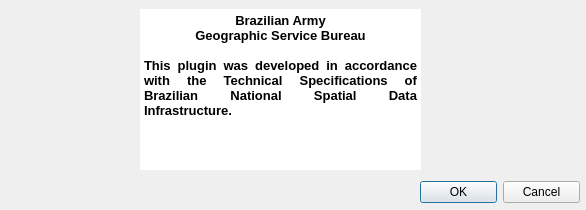
Old version of the form ui_about.ui in the repository dsgoficial/DsgTools.
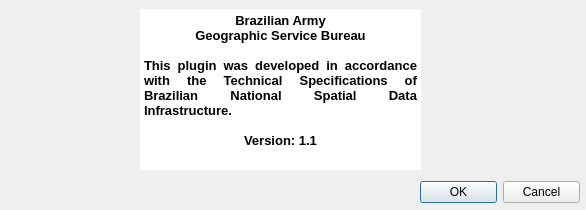
New version of the form. Icons and pictures are not drawn.

Commit message: Version plugin info

What changed in the file:
```diff
--- a/ui_about.ui
+++ b/ui_about.ui
@@ -89,11 +89,13 @@
     <string>&lt;!DOCTYPE HTML PUBLIC &quot;-//W3C//DTD HTML 4.0//EN&quot; &quot;http://www.w3.org/TR/REC-html40/strict.dtd&quot;&gt;
 &lt;html&gt;&lt;head&gt;&lt;meta name=&quot;qrichtext&quot; content=&quot;1&quot; /&gt;&lt;style type=&quot;text/css&quot;&gt;
 p, li { white-space: pre-wrap; }
-&lt;/style&gt;&lt;/head&gt;&lt;body style=&quot; font-family:'Ubuntu'; font-size:11pt; font-weight:400; font-style:normal;&quot;&gt;
-&lt;p align=&quot;center&quot; style=&quot; margin-top:0px; margin-bottom:0px; margin-left:0px; margin-right:0px; -qt-block-indent:0; text-indent:0px;&quot;&gt;&lt;span style=&quot; font-family:'MS Shell Dlg 2'; font-size:10pt; font-weight:600;&quot;&gt;Brazilian Army&lt;/span&gt;&lt;/p&gt;
-&lt;p align=&quot;center&quot; style=&quot; margin-top:0px; margin-bottom:0px; margin-left:0px; margin-right:0px; -qt-block-indent:0; text-indent:0px;&quot;&gt;&lt;span style=&quot; font-family:'MS Shell Dlg 2'; font-size:10pt; font-weight:600;&quot;&gt;Geographic Service Bureau&lt;/span&gt;&lt;/p&gt;
-&lt;p align=&quot;center&quot; style=&quot;-qt-paragraph-type:empty; margin-top:0px; margin-bottom:0px; margin-left:0px; margin-right:0px; -qt-block-indent:0; text-indent:0px; font-family:'MS Shell Dlg 2'; font-size:10pt; font-weight:600;&quot;&gt;&lt;br /&gt;&lt;/p&gt;
-&lt;p align=&quot;justify&quot; style=&quot; margin-top:0px; margin-bottom:0px; margin-left:0px; margin-right:0px; -qt-block-indent:0; text-indent:0px;&quot;&gt;&lt;span style=&quot; font-family:'MS Shell Dlg 2'; font-size:10pt; font-weight:600;&quot;&gt;This plugin was developed in accordance with the Technical Specifications of Brazilian National Spatial Data Infrastructure.&lt;/span&gt;&lt;/p&gt;&lt;/body&gt;&lt;/html&gt;</string>
+&lt;/style&gt;&lt;/head&gt;&lt;body style=&quot; font-family:'MS Shell Dlg 2'; font-size:8.25pt; font-weight:400; font-style:normal;&quot;&gt;
+&lt;p align=&quot;center&quot; style=&quot; margin-top:0px; margin-bottom:0px; margin-left:0px; margin-right:0px; -qt-block-indent:0; text-indent:0px;&quot;&gt;&lt;span style=&quot; font-size:10pt; font-weight:600;&quot;&gt;Brazilian Army&lt;/span&gt;&lt;/p&gt;
+&lt;p align=&quot;center&quot; style=&quot; margin-top:0px; margin-bottom:0px; margin-left:0px; margin-right:0px; -qt-block-indent:0; text-indent:0px;&quot;&gt;&lt;span style=&quot; font-size:10pt; font-weight:600;&quot;&gt;Geographic Service Bureau&lt;/span&gt;&lt;/p&gt;
+&lt;p align=&quot;center&quot; style=&quot;-qt-paragraph-type:empty; margin-top:0px; margin-bottom:0px; margin-left:0px; margin-right:0px; -qt-block-indent:0; text-indent:0px; font-size:10pt; font-weight:600;&quot;&gt;&lt;/p&gt;
+&lt;p align=&quot;justify&quot; style=&quot; margin-top:0px; margin-bottom:0px; margin-left:0px; margin-right:0px; -qt-block-indent:0; text-indent:0px;&quot;&gt;&lt;span style=&quot; font-size:10pt; font-weight:600;&quot;&gt;This plugin was developed in accordance with the Technical Specifications of Brazilian National Spatial Data Infrastructure.&lt;/span&gt;&lt;/p&gt;
+&lt;p align=&quot;justify&quot; style=&quot;-qt-paragraph-type:empty; margin-top:0px; margin-bottom:0px; margin-left:0px; margin-right:0px; -qt-block-indent:0; text-indent:0px; font-size:10pt; font-weight:600;&quot;&gt;&lt;/p&gt;
+&lt;p align=&quot;center&quot; style=&quot; margin-top:0px; margin-bottom:0px; margin-left:0px; margin-right:0px; -qt-block-indent:0; text-indent:0px;&quot;&gt;&lt;span style=&quot; font-size:10pt; font-weight:600;&quot;&gt;Version: 1.1&lt;/span&gt;&lt;/p&gt;&lt;/body&gt;&lt;/html&gt;</string>
    </property>
   </widget>
  </widget>
```
The commit also changes 3 other files.
